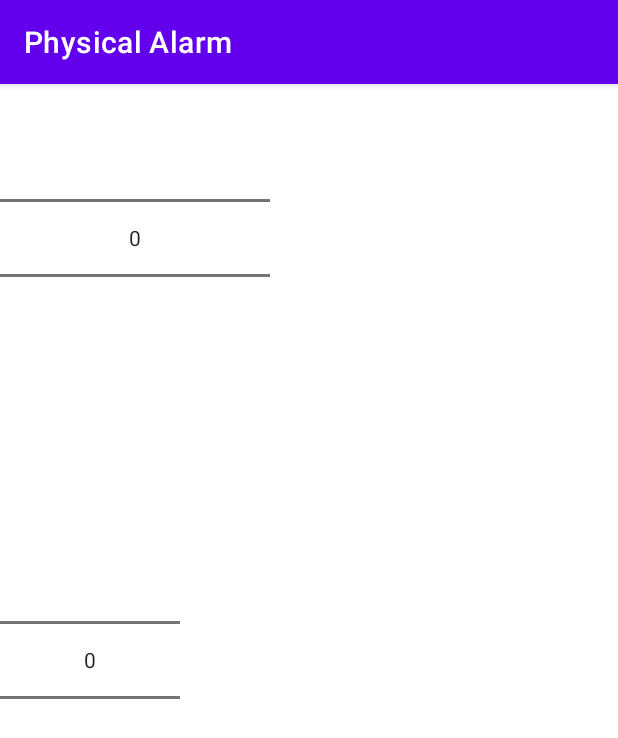
After one commit to Chrislee3x7/boilermake_alarm_app, an Android app: the fragment NumberPickerFragment shown on its own in the app's theme, on a phone screen of 412 x 824 dp. The commit adds this screen. Shown: the top 738 px of the screen. Run offline under Robolectric (Android 15) with nearby library versions, the phone set to English and light mode, and no system bars.

Commit message:
Added alarm creation fragment

```diff
--- /dev/null
+++ b/app/src/main/java/com/example/physicalalarm/NumberPickerFragment.java
@@ -0,0 +1,64 @@
+package com.example.physicalalarm;
+
+import android.os.Bundle;
+
+import androidx.fragment.app.Fragment;
+
+import android.view.LayoutInflater;
+import android.view.View;
+import android.view.ViewGroup;
+
+/**
+ * A simple {@link Fragment} subclass.
+ * Use the {@link NumberPickerFragment#newInstance} factory method to
+ * create an instance of this fragment.
+ */
+public class NumberPickerFragment extends Fragment {
+
+    // TODO: Rename parameter arguments, choose names that match
+    // the fragment initialization parameters, e.g. ARG_ITEM_NUMBER
+    private static final String ARG_PARAM1 = "param1";
+    private static final String ARG_PARAM2 = "param2";
+
+    // TODO: Rename and change types of parameters
+    private String mParam1;
+    private String mParam2;
+
+    public NumberPickerFragment() {
+        // Required empty public constructor
+    }
+
+    /**
+     * Use this factory method to create a new instance of
+     * this fragment using the provided parameters.
+     *
+     * @param param1 Parameter 1.
+     * @param param2 Parameter 2.
+     * @return A new instance of fragment NumberPickerFragment.
+     */
+    // TODO: Rename and change types and number of parameters
+    public static NumberPickerFragment newInstance(String param1, String param2) {
+        NumberPickerFragment fragment = new NumberPickerFragment();
+        Bundle args = new Bundle();
+        args.putString(ARG_PARAM1, param1);
+        args.putString(ARG_PARAM2, param2);
+        fragment.setArguments(args);
+        return fragment;
+    }
+
+    @Override
+    public void onCreate(Bundle savedInstanceState) {
+        super.onCreate(savedInstanceState);
+        if (getArguments() != null) {
+            mParam1 = getArguments().getString(ARG_PARAM1);
+            mParam2 = getArguments().getString(ARG_PARAM2);
+        }
+    }
+
+    @Override
+    public View onCreateView(LayoutInflater inflater, ViewGroup container,
+                             Bundle savedInstanceState) {
+        // Inflate the layout for this fragment
+        return inflater.inflate(R.layout.fragment_number_picker, container, false);
+    }
+}
--- /dev/null
+++ b/app/src/main/res/drawable/ic_baseline_power_settings_new_24.xml
@@ -0,0 +1,5 @@
+<vector android:height="24dp" android:tint="#FFFFFF"
+    android:viewportHeight="24" android:viewportWidth="24"
+    android:width="24dp" xmlns:android="http://schemas.android.com/apk/res/android">
+    <path android:fillColor="@android:color/white" android:pathData="M13,3h-2v10h2L13,3zM17.83,5.17l-1.42,1.42C17.99,7.86 19,9.81 19,12c0,3.87 -3.13,7 -7,7s-7,-3.13 -7,-7c0,-2.19 1.01,-4.14 2.58,-5.42L6.17,5.17C4.23,6.82 3,9.26 3,12c0,4.97 4.03,9 9,9s9,-4.03 9,-9c0,-2.74 -1.23,-5.18 -3.17,-6.83z"/>
+</vector>
--- a/app/src/main/res/layout/fragment_alarm_screen.xml
+++ b/app/src/main/res/layout/fragment_alarm_screen.xml
@@ -17,4 +17,5 @@
         app:layout_constraintBottom_toBottomOf="parent"
         app:layout_constraintEnd_toEndOf="parent"
         app:layout_constraintStart_toStartOf="parent" />
+
 </androidx.constraintlayout.widget.ConstraintLayout>
--- /dev/null
+++ b/app/src/main/res/layout/fragment_number_picker.xml
@@ -0,0 +1,34 @@
+<?xml version="1.0" encoding="utf-8"?>
+<FrameLayout xmlns:android="http://schemas.android.com/apk/res/android"
+    xmlns:app="http://schemas.android.com/apk/res-auto"
+    xmlns:tools="http://schemas.android.com/tools"
+    android:layout_width="match_parent"
+    android:layout_height="match_parent"
+    tools:context=".NumberPickerFragment">
+
+    <androidx.constraintlayout.widget.ConstraintLayout
+        android:layout_width="match_parent"
+        android:layout_height="match_parent">
+
+        <NumberPicker
+            android:id="@+id/hour"
+            android:layout_width="180dp"
+            android:layout_height="205dp"
+            android:layout_weight="1"
+            tools:layout_editor_absoluteX="200dp"
+            tools:layout_editor_absoluteY="0dp">
+
+        </NumberPicker>
+
+        <NumberPicker
+            android:id="@+id/min"
+            android:layout_width="120dp"
+            android:layout_height="205dp"
+            app:layout_constraintBottom_toBottomOf="parent"
+            app:layout_constraintTop_toTopOf="parent"
+            tools:layout_editor_absoluteX="26dp">
+
+        </NumberPicker>
+    </androidx.constraintlayout.widget.ConstraintLayout>
+
+</FrameLayout>
```
